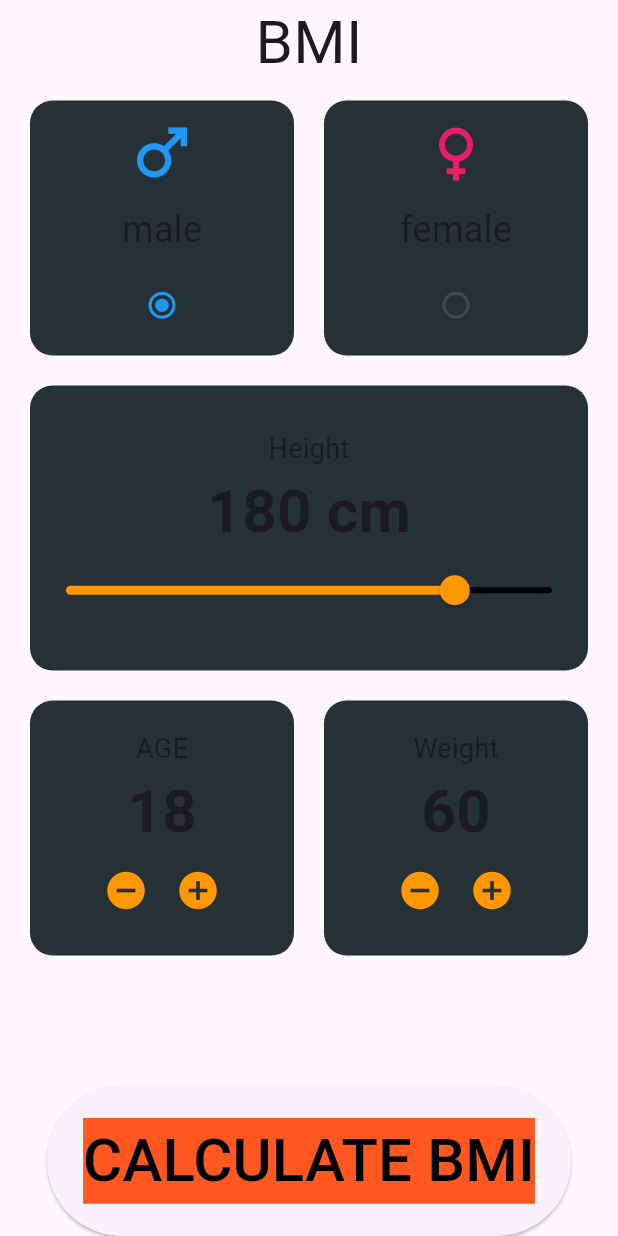
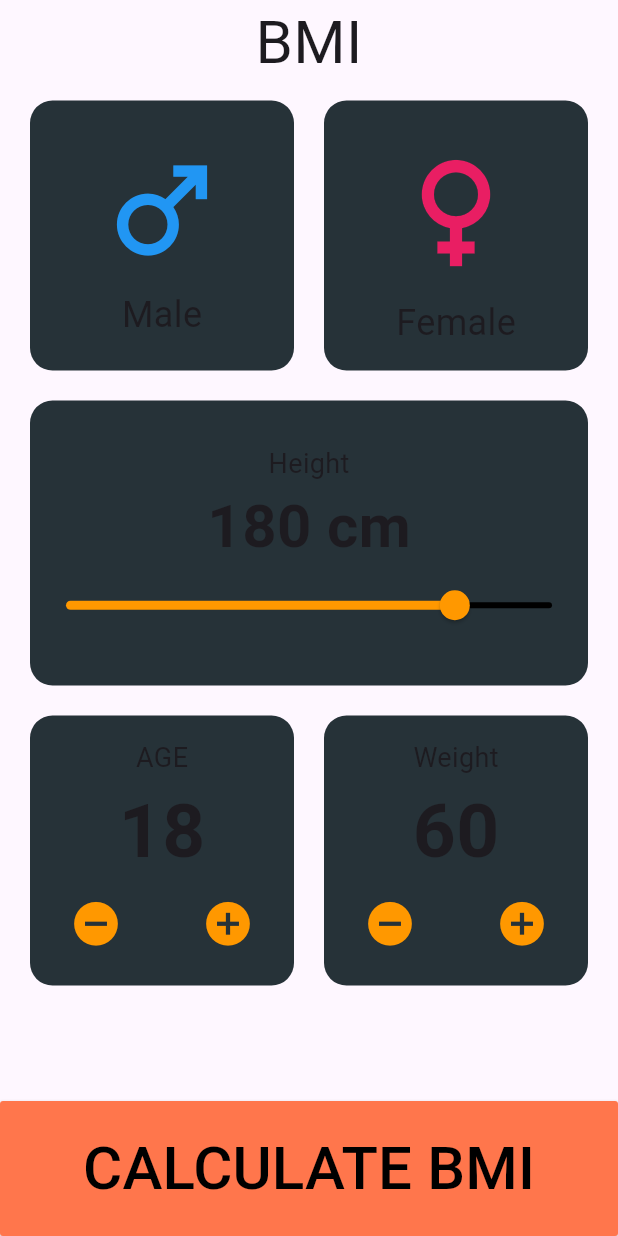
Before and after one commit to ZK53/bmi_calculator, a Flutter app: the screen it shows after launch, on a phone screen of 412 x 824 dp. Run offline on Flutter 3.47's test engine with Material 3 defaults, Android fonts, the phone set to English and light mode, and no system bars.

Commit message:
making the calculation button take the whole width, editing some details, and deleting unused file.

```diff
--- a/lib/widgets/age.dart
+++ b/lib/widgets/age.dart
@@ -16,7 +16,7 @@ class Age extends StatelessWidget {
           decoration: BoxDecoration(
               color: Colors.blueGrey.shade900,
               borderRadius: BorderRadius.circular(15)),
-          height: 170,
+          height: 180,
           child: Column(
             mainAxisAlignment: MainAxisAlignment.center,
             children: [
@@ -27,10 +27,10 @@ class Age extends StatelessWidget {
               Text(
                 age.toString(),
                 style:
-                    const TextStyle(fontSize: 40, fontWeight: FontWeight.bold),
+                    const TextStyle(fontSize: 50, fontWeight: FontWeight.bold),
               ),
               Row(
-                mainAxisAlignment: MainAxisAlignment.center,
+                mainAxisAlignment: MainAxisAlignment.spaceAround,
                 children: [
                   IconButton(
                       onPressed: () {
@@ -38,7 +38,7 @@ class Age extends StatelessWidget {
                       },
                       icon: const Icon(
                         Icons.remove_circle,
-                        size: 30,
+                        size: 35,
                         color: Colors.orange,
                       )),
                   IconButton(
@@ -47,7 +47,7 @@ class Age extends StatelessWidget {
                       },
                       icon: const Icon(
                         Icons.add_circle,
-                        size: 30,
+                        size: 35,
                         color: Colors.orange,
                       ))
                 ],
--- a/lib/widgets/calculation_button.dart
+++ b/lib/widgets/calculation_button.dart
@@ -7,15 +7,17 @@ class CalculationButton extends StatelessWidget {
 
   @override
   Widget build(BuildContext context) {
-    return ElevatedButton(
-        style: const ButtonStyle(fixedSize: WidgetStatePropertyAll(Size(double.infinity, 100))),
+    return MaterialButton(
+        color: const Color.fromARGB(255, 255, 118, 76),
+        height: 90,
+        minWidth: double.infinity,
         onPressed: calculate,
         child: const Text(
           'CALCULATE BMI',
           style: TextStyle(
-              fontSize: 40,
-              color: Colors.black,
-              backgroundColor: Colors.deepOrange),
+            fontSize: 40,
+            color: Colors.black,
+          ),
         ));
   }
 }
--- a/lib/widgets/gender.dart
+++ b/lib/widgets/gender.dart
@@ -12,67 +12,79 @@ class Gender extends StatelessWidget {
     return Row(
       children: [
         Expanded(
+          child: GestureDetector(
+            onTap: () => onGenderChanged('male'),
             child: Padding(
-            padding:
-                const EdgeInsets.only(left: 20, top: 10, bottom: 20, right: 10),
+              padding: const EdgeInsets.only(
+                  left: 20, top: 10, bottom: 20, right: 10),
               child: Container(
                 decoration: BoxDecoration(
                     color: Colors.blueGrey.shade900,
                     borderRadius: BorderRadius.circular(15)),
-              height: 170,
-              child: Column(
-                mainAxisAlignment: MainAxisAlignment.spaceEvenly,
+                height: 180,
+                child: const Column(
+                  mainAxisAlignment: MainAxisAlignment.center,
                   children: [
-                  const Icon(
+                    Padding(
+                      padding: EdgeInsets.all(8.0),
+                      child: Icon(
                         Icons.male,
-                    size: 50,
+                        size: 90,
                         color: Colors.blue,
                       ),
-                  const Text(
-                    "male",
+                    ),
+                    Text(
+                      "Male",
                       style: TextStyle(fontSize: 24),
                     ),
-                  Radio(
-                      activeColor: Colors.blue,
-                      value: 'male',
-                      groupValue: selectedGender,
-                      onChanged: (value) {
-                        onGenderChanged(value!);
-                      })
+                    // Radio(
+                    //     activeColor: Colors.blue,
+                    //     value: 'male',
+                    //     groupValue: selectedGender,
+                    //     onChanged: (value) {
+                    //       onGenderChanged(value!);
+                    //     })
                   ],
                 ),
               ),
             ),
           ),
+        ),
         Expanded(
+          child: GestureDetector(
+            onTap: () => onGenderChanged('female'),
             child: Padding(
-            padding:
-                const EdgeInsets.only(left: 10, top: 10, bottom: 20, right: 20),
+              padding: const EdgeInsets.only(
+                  left: 10, top: 10, bottom: 20, right: 20),
               child: Container(
                 decoration: BoxDecoration(
                     color: Colors.blueGrey.shade900,
                     borderRadius: BorderRadius.circular(15)),
-              height: 170,
-              child: Column(
-                mainAxisAlignment: MainAxisAlignment.spaceEvenly,
+                height: 180,
+                child: const Column(
+                  mainAxisAlignment: MainAxisAlignment.center,
                   children: [
-                  const Icon(
+                    Padding(
+                      padding: EdgeInsets.all(8.0),
+                      child: Icon(
                         Icons.female,
-                    size: 50,
+                        size: 100,
                         color: Colors.pink,
                       ),
-                  const Text(
-                    "female",
+                    ),
+                    Text(
+                      "Female",
                       style: TextStyle(fontSize: 24),
                     ),
-                  Radio(
-                      activeColor: Colors.blue,
-                      value: 'female',
-                      groupValue: selectedGender,
-                      onChanged: (value) {
-                        onGenderChanged(value!);
-                      })
+                    // Radio(
+                    //     activeColor: Colors.blue,
+                    //     value: 'female',
+                    //     groupValue: selectedGender,
+                    //     onChanged: (value) {
+                    //       onGenderChanged(value!);
+                    //     })
                   ],
+                ),
               ),
             ),
           ),
--- a/lib/widgets/show_bmi.dart
+++ /dev/null
@@ -1,28 +0,0 @@
-import 'package:flutter/material.dart';
-
-class ShowBmi extends StatelessWidget {
-  const ShowBmi({super.key, this.bmi});
-
-  final num? bmi;
-
-  @override
-  Widget build(BuildContext context) {
-    return AlertDialog(
-      title: const Text("Your BMI is"),
-      titleTextStyle: const TextStyle(fontSize: 30, color: Colors.white),
-      content: Text(" ${bmi.toString()}"),
-      contentTextStyle: const TextStyle(fontSize: 50, color: Colors.white),
-      backgroundColor: Colors.blueGrey,
-      actions: [
-        ElevatedButton(
-            onPressed: () {
-              Navigator.pop(context);
-            },
-            child: const Text(
-              "OK",
-              style: TextStyle(fontSize: 24, color: Colors.white),
-            ))
-      ],
-    );
-  }
-}
--- a/lib/widgets/weight.dart
+++ b/lib/widgets/weight.dart
@@ -17,7 +17,7 @@ class Weight extends StatelessWidget {
           decoration: BoxDecoration(
               color: Colors.blueGrey.shade900,
               borderRadius: BorderRadius.circular(15)),
-          height: 170,
+          height: 180,
           child: Column(
             mainAxisAlignment: MainAxisAlignment.center,
             children: [
@@ -28,10 +28,10 @@ class Weight extends StatelessWidget {
               Text(
                 weight.toString(),
                 style:
-                    const TextStyle(fontSize: 40, fontWeight: FontWeight.bold),
+                    const TextStyle(fontSize: 50, fontWeight: FontWeight.bold),
               ),
               Row(
-                mainAxisAlignment: MainAxisAlignment.center,
+                mainAxisAlignment: MainAxisAlignment.spaceAround,
                 children: [
                   IconButton(
                       onPressed: () {
@@ -39,7 +39,7 @@ class Weight extends StatelessWidget {
                       },
                       icon: const Icon(
                         Icons.remove_circle,
-                        size: 30,
+                        size: 35,
                         color: Colors.orange,
                       )),
                   IconButton(
@@ -48,7 +48,7 @@ class Weight extends StatelessWidget {
                       },
                       icon: const Icon(
                         Icons.add_circle,
-                        size: 30,
+                        size: 35,
                         color: Colors.orange,
                       ))
                 ],
```
Lines whose indentation alone changed are shown as unchanged.
